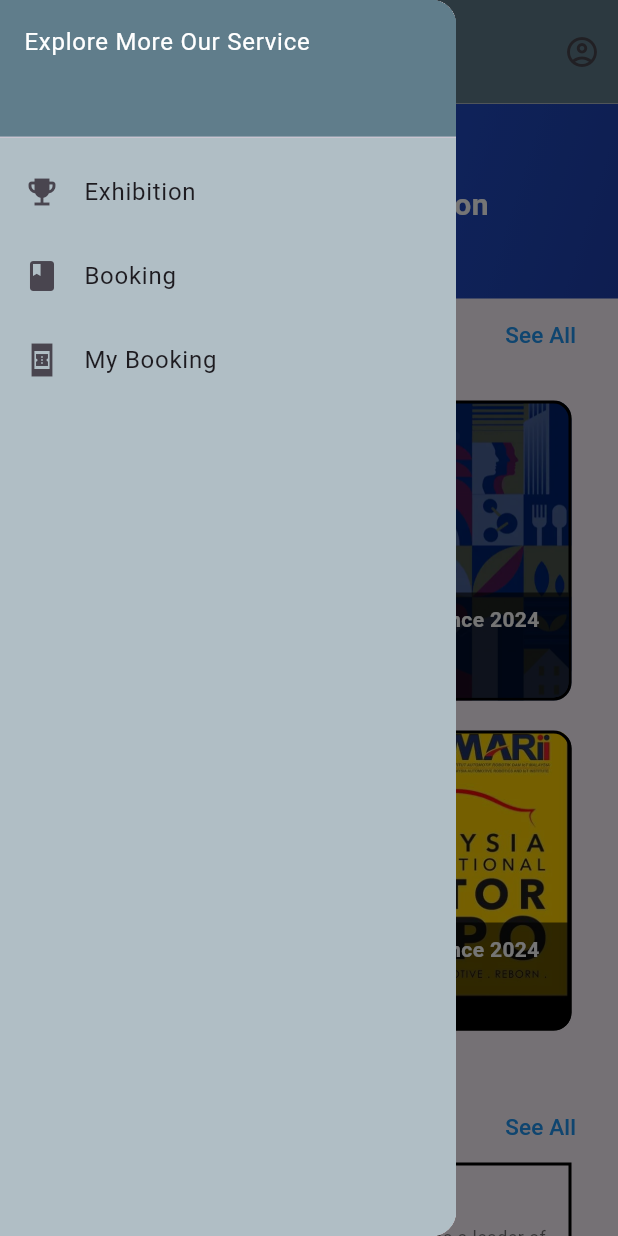
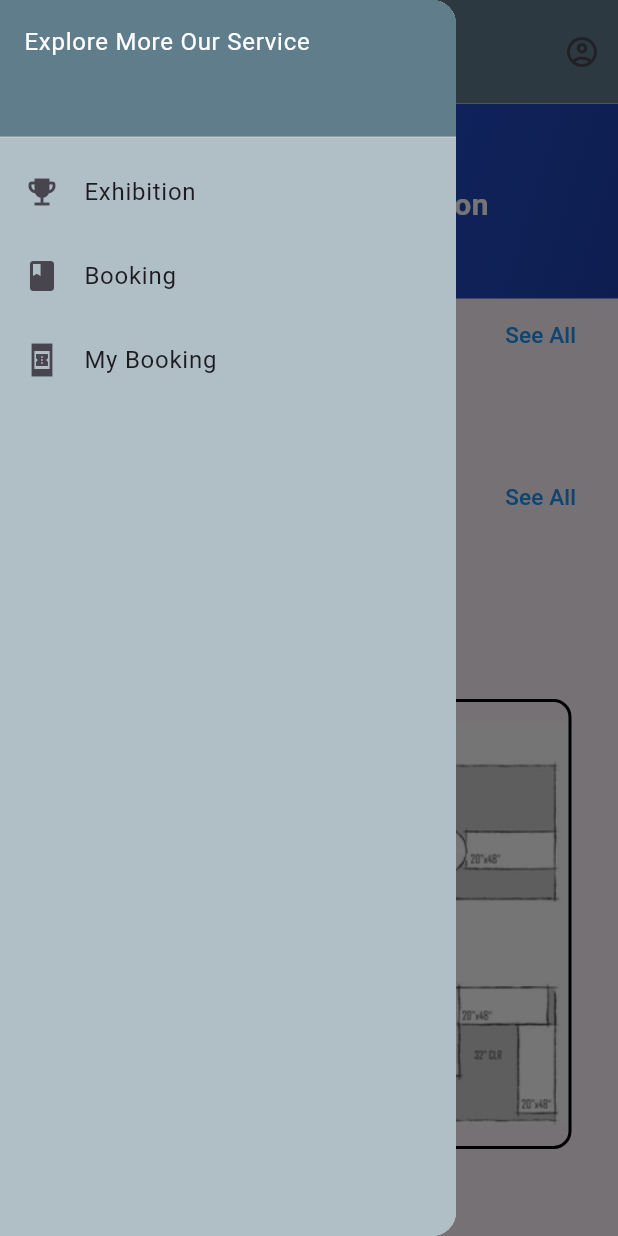
Before and after one commit to nazhan-nadzokha/exhibition_project_flutter, a Flutter app: the HomePage screen opened directly, with the side drawer open, on a phone screen of 412 x 824 dp. Run offline on Flutter 3.47's test engine with Material 3 defaults, Android fonts, the phone set to English and light mode, and no system bars; our stand-ins replace cloud_firestore, firebase_auth, firebase_core; accounts and stored records are empty.

Commit message:
Use database for current and upcoming card

```diff
--- a/lib/Guest.dart
+++ b/lib/Guest.dart
@@ -340,7 +340,7 @@ class CurrentEventCard extends StatelessWidget {
 
   const CurrentEventCard({super.key, required this.event});
 
-  // Add this method inside the class
+  // TODO:add image method
   ImageProvider _getEventImage(String eventName) {
     // You can customize this based on event types
     if (eventName.toLowerCase().contains('tech') ||
@@ -425,13 +425,13 @@ class CurrentEventCard extends StatelessWidget {
                         backgroundColor: Colors.green,
                         padding: const EdgeInsets.symmetric(horizontal: 8),
                       ),
-                      Chip(
-                        label: const Text(
+                      const Chip(
+                        label: Text(
                           'Ongoing',
                           style: TextStyle(fontSize: 10, color: Colors.white),
                         ),
                         backgroundColor: Colors.blue,
-                        padding: const EdgeInsets.symmetric(horizontal: 8),
+                        padding: EdgeInsets.symmetric(horizontal: 8),
                       ),
                     ],
                   ),
@@ -726,7 +726,7 @@ class UpcomingEventCard extends StatelessWidget {
   }
 }
 
-// ============== YOUR EXISTING WIDGETS (Keep as is) ==============
+
 
 class LayoutCard extends StatelessWidget {
   const LayoutCard({super.key});
--- a/lib/UserHome.dart
+++ b/lib/UserHome.dart
@@ -4,6 +4,7 @@ import 'Exhibition.dart';
 import 'package:url_launcher/url_launcher.dart'; // 3rd party package url_launcher
 import 'Booking.dart';
 import '../Profile.dart';
+import 'Guest.dart';
 import 'MyBooking.dart';
 
 class HomePage extends StatelessWidget {
@@ -93,95 +94,21 @@ class HomePage extends StatelessWidget {
             ),
 
 
-            // "Current Event" Title
-            Padding(
-              padding: const EdgeInsets.symmetric(horizontal: 16.0),
-              child: Row(
-                children: [
-                  const Icon(
-                    Icons.event,
-                    color: Colors.blueGrey,
-                    size: 24,
-                  ),
-                  const SizedBox(width: 8),
-                  const Text(
-                    'Current Event',
-                    style: TextStyle(
-                      fontSize: 22,
-                      fontWeight: FontWeight.bold,
-                      color: Colors.blueGrey,
-                    ),
-                  ),
-                  const Spacer(),
-                  TextButton(
-                    onPressed: () {
-                      Navigator.of(context).push(MaterialPageRoute(builder: (context)=>Exhibition()));
-                    },
-                    child: const Text(
-                      'See All',
-                      style: TextStyle(
-                        color: Colors.blue,
-                        fontSize: 15,
-                      ),
-                    ),
-                  ),
-                ],
-              ),
-            ),
+// "Current Event" Title
+            const CurrentEventsTitle(),
 
-            //Current Card
-            const SizedBox(height: 20),
+            // Current Events from Organizer's Database
+            const CurrentEventsSection(),
 
-            const CurentCard(),
+            const SizedBox(height: 40),
 
-            const SizedBox(height: 20),
-            const CurentCard2(),
+            // "Upcoming Event" Title
+            const UpcomingEventsTitle(),
 
+            // Upcoming Events from Organizer's Database
+            const UpcomingEventsSection(),
 
-
-            const SizedBox(height: 40),// gap
-
-            //Upcoming Event
-            Padding(
-              padding: const EdgeInsets.symmetric(horizontal: 16.0),
-              child: Row(
-                children: [
-                  const Icon(
-                    Icons.event,
-                    color: Colors.blueGrey,
-                    size: 24,
-                  ),
-                  const SizedBox(width: 8),
-                  const Text(
-                    'Upcoming Event',
-                    style: TextStyle(
-                      fontSize: 22,
-                      fontWeight: FontWeight.bold,
-                      color: Colors.blueGrey,
-                    ),
-                  ),
-                  const Spacer(),
-                  TextButton(
-                    onPressed: () {
-                      Navigator.of(context).push(MaterialPageRoute(builder: (context)=>Exhibition()));
-                    },
-                    child: const Text(
-                      'See All',
-                      style: TextStyle(
-                        color: Colors.blue,
-                        fontSize: 15,
-                      ),
-                    ),
-                  ),
-                ],
-              ),
-            ),
-            //Current Card
-            const UpcomingCard(),
-            const SizedBox(height: 20),
-            const UpcomingCard2(),
-
-            const SizedBox(height: 40),// gap
+            const SizedBox(height: 40),
 
 // Booth Layout Title
             const Padding(
```
